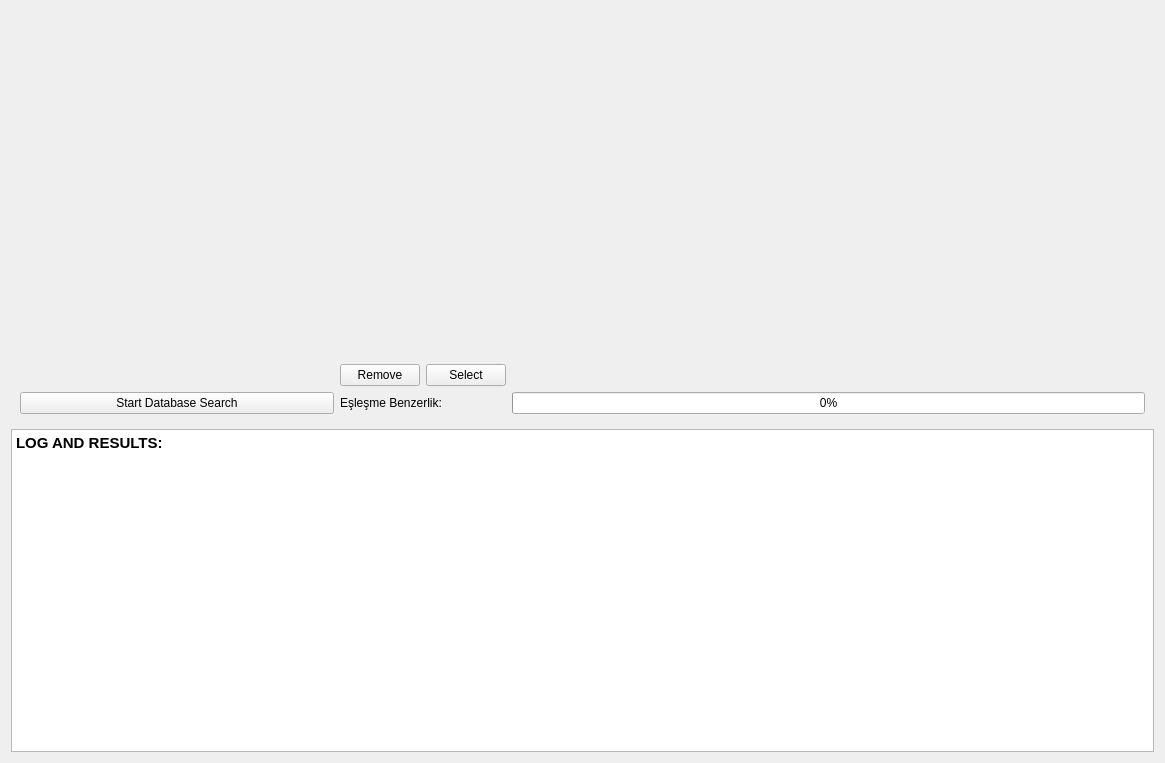
MehmetYukselSekeroglu/TheHive, file raw_ui_files/FaceRecognitionScreen.ui: the form before one commit.
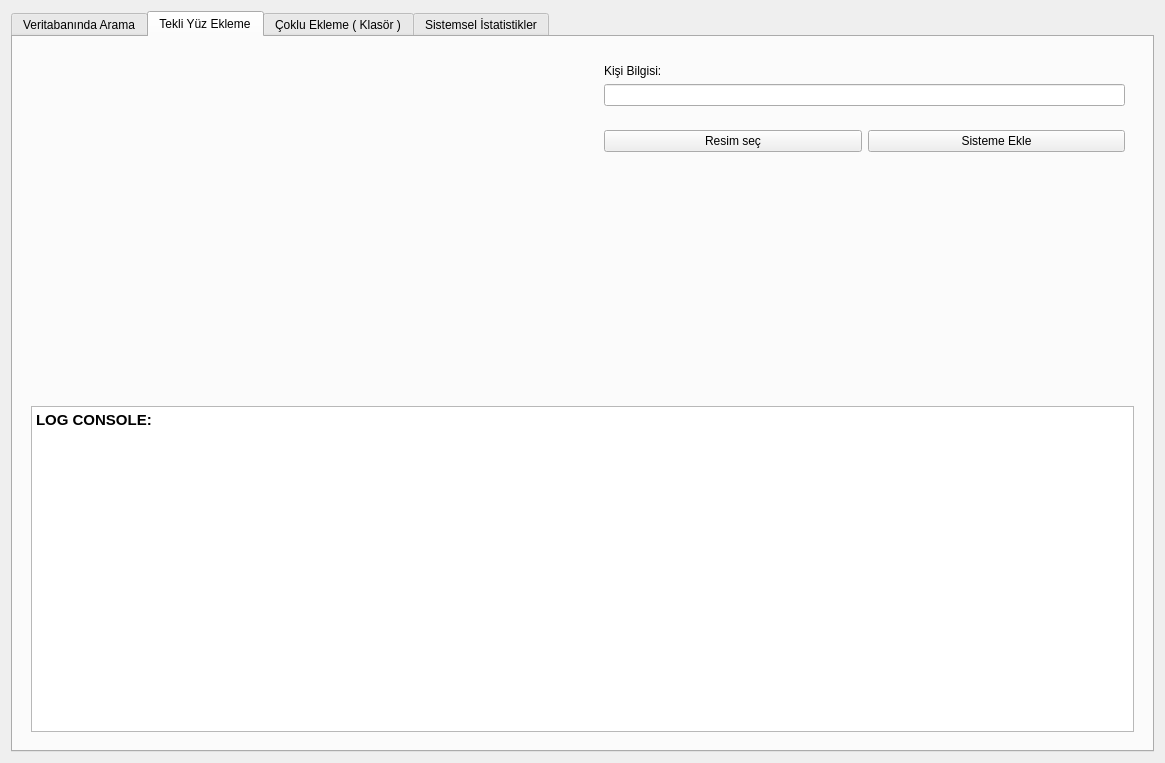
The form after the commit. The open tabs and pages were chosen to show the change.

Commit message: Face Recognition dev stage started

What changed in the file:
```diff
--- a/raw_ui_files/FaceRecognitionScreen.ui
+++ b/raw_ui_files/FaceRecognitionScreen.ui
@@ -14,6 +14,16 @@
    <string>Form</string>
   </property>
   <layout class="QGridLayout" name="gridLayout_4">
+   <item row="1" column="0">
+    <widget class="QTabWidget" name="tabWidget">
+     <property name="currentIndex">
+      <number>3</number>
+     </property>
+     <widget class="QWidget" name="tab">
+      <attribute name="title">
+       <string>Veritabanında Arama</string>
+      </attribute>
+      <layout class="QGridLayout" name="gridLayout_5">
    <item row="0" column="0">
     <widget class="QWidget" name="widget_sourceImage" native="true">
      <property name="minimumSize">
@@ -153,6 +163,162 @@
 &lt;/style&gt;&lt;/head&gt;&lt;body style=&quot; font-family:'Cantarell'; font-size:11pt; font-weight:400; font-style:normal;&quot;&gt;
 &lt;p style=&quot; margin-top:0px; margin-bottom:0px; margin-left:0px; margin-right:0px; -qt-block-indent:0; text-indent:0px;&quot;&gt;&lt;span style=&quot; font-weight:600;&quot;&gt;LOG AND RESULTS:&lt;/span&gt;&lt;/p&gt;&lt;/body&gt;&lt;/html&gt;</string>
      </property>
+        </widget>
+       </item>
+      </layout>
+     </widget>
+     <widget class="QWidget" name="tab_SingleFaceAddTab">
+      <attribute name="title">
+       <string>Tekli Yüz Ekleme</string>
+      </attribute>
+      <layout class="QGridLayout" name="gridLayout_9">
+       <item row="1" column="0" colspan="2">
+        <widget class="QWidget" name="widget_3" native="true">
+         <layout class="QGridLayout" name="gridLayout_7">
+          <item row="0" column="0">
+           <widget class="QTextBrowser" name="textBrowser_singleFaceAddTab_logConsole">
+            <property name="html">
+             <string>&lt;!DOCTYPE HTML PUBLIC &quot;-//W3C//DTD HTML 4.0//EN&quot; &quot;http://www.w3.org/TR/REC-html40/strict.dtd&quot;&gt;
+&lt;html&gt;&lt;head&gt;&lt;meta name=&quot;qrichtext&quot; content=&quot;1&quot; /&gt;&lt;style type=&quot;text/css&quot;&gt;
+p, li { white-space: pre-wrap; }
+&lt;/style&gt;&lt;/head&gt;&lt;body style=&quot; font-family:'Cantarell'; font-size:11pt; font-weight:400; font-style:normal;&quot;&gt;
+&lt;p style=&quot; margin-top:0px; margin-bottom:0px; margin-left:0px; margin-right:0px; -qt-block-indent:0; text-indent:0px;&quot;&gt;&lt;span style=&quot; font-weight:600;&quot;&gt;LOG CONSOLE:&lt;/span&gt;&lt;/p&gt;&lt;/body&gt;&lt;/html&gt;</string>
+            </property>
+           </widget>
+          </item>
+         </layout>
+        </widget>
+       </item>
+       <item row="0" column="0">
+        <widget class="QWidget" name="widget_2" native="true">
+         <property name="minimumSize">
+          <size>
+           <width>320</width>
+           <height>320</height>
+          </size>
+         </property>
+         <layout class="QGridLayout" name="gridLayout_6">
+          <item row="0" column="2">
+           <spacer name="horizontalSpacer_4">
+            <property name="orientation">
+             <enum>Qt::Horizontal</enum>
+            </property>
+            <property name="sizeHint" stdset="0">
+             <size>
+              <width>40</width>
+              <height>20</height>
+             </size>
+            </property>
+           </spacer>
+          </item>
+          <item row="0" column="1">
+           <widget class="QLabel" name="label_selected_image_show">
+            <property name="minimumSize">
+             <size>
+              <width>320</width>
+              <height>320</height>
+             </size>
+            </property>
+            <property name="text">
+             <string/>
+            </property>
+           </widget>
+          </item>
+          <item row="0" column="0">
+           <spacer name="horizontalSpacer_5">
+            <property name="orientation">
+             <enum>Qt::Horizontal</enum>
+            </property>
+            <property name="sizeHint" stdset="0">
+             <size>
+              <width>40</width>
+              <height>20</height>
+             </size>
+            </property>
+           </spacer>
+          </item>
+         </layout>
+        </widget>
+       </item>
+       <item row="0" column="1">
+        <widget class="QWidget" name="widget_4" native="true">
+         <layout class="QGridLayout" name="gridLayout_11">
+          <item row="0" column="0">
+           <widget class="QWidget" name="widget_5" native="true">
+            <property name="maximumSize">
+             <size>
+              <width>9999</width>
+              <height>9999</height>
+             </size>
+            </property>
+            <layout class="QGridLayout" name="gridLayout_8">
+             <item row="0" column="0">
+              <widget class="QLabel" name="label_2">
+               <property name="text">
+                <string>Kişi Bilgisi:</string>
+               </property>
+              </widget>
+             </item>
+             <item row="1" column="0">
+              <widget class="QLineEdit" name="lineEdit_singleEklemeKisiAdi"/>
+             </item>
+            </layout>
+           </widget>
+          </item>
+          <item row="1" column="0">
+           <widget class="QWidget" name="widget_6" native="true">
+            <property name="maximumSize">
+             <size>
+              <width>9999</width>
+              <height>9999</height>
+             </size>
+            </property>
+            <layout class="QGridLayout" name="gridLayout_10">
+             <item row="0" column="0">
+              <widget class="QPushButton" name="pushButton_tab2_resim_sec">
+               <property name="text">
+                <string>Resim seç</string>
+               </property>
+              </widget>
+             </item>
+             <item row="0" column="1">
+              <widget class="QPushButton" name="pushButton_tab2_sistemeEkle">
+               <property name="text">
+                <string>Sisteme Ekle</string>
+               </property>
+              </widget>
+             </item>
+             <item row="1" column="1">
+              <spacer name="verticalSpacer">
+               <property name="orientation">
+                <enum>Qt::Vertical</enum>
+               </property>
+               <property name="sizeHint" stdset="0">
+                <size>
+                 <width>20</width>
+                 <height>40</height>
+                </size>
+               </property>
+              </spacer>
+             </item>
+            </layout>
+           </widget>
+          </item>
+         </layout>
+        </widget>
+       </item>
+      </layout>
+     </widget>
+     <widget class="QWidget" name="tab_ultiFileAdder">
+      <attribute name="title">
+       <string>Çoklu Ekleme ( Klasör )</string>
+      </attribute>
+     </widget>
+     <widget class="QWidget" name="tab_sistemIstatistik">
+      <attribute name="title">
+       <string>Sistemsel İstatistikler</string>
+      </attribute>
+     </widget>
     </widget>
    </item>
   </layout>
```
Lines whose indentation alone changed are shown as unchanged. The commit also changes 4 other files.
